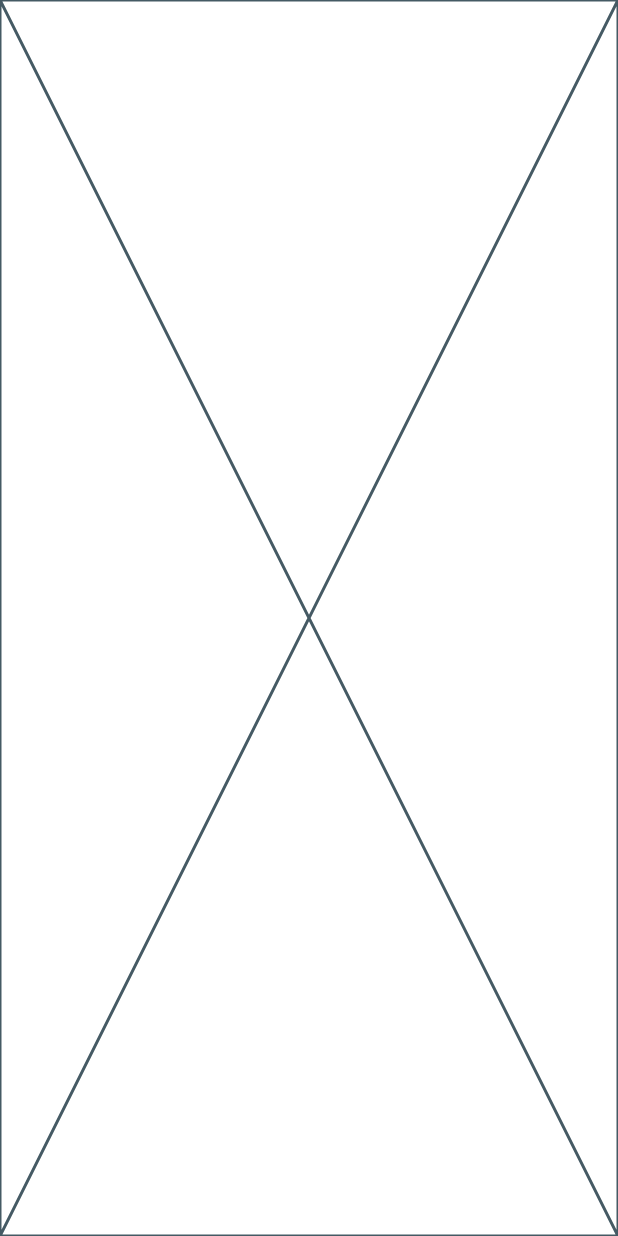
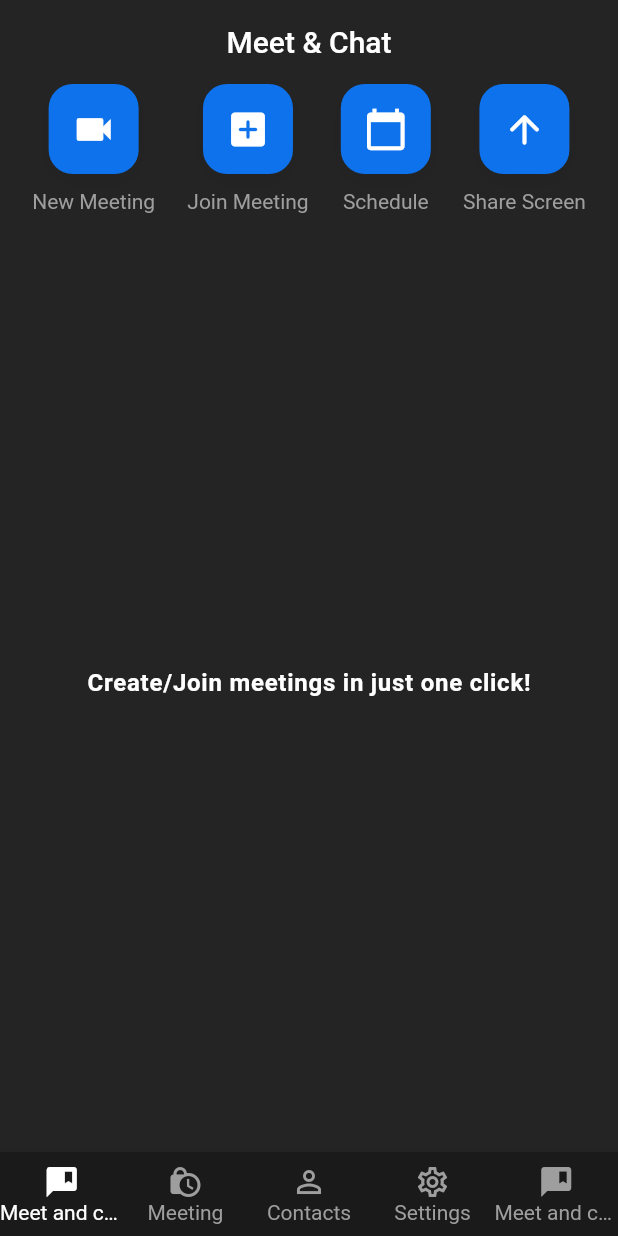
Before and after one commit to anshulkapoor08/zoom_clone, a Flutter app: the screen it shows once a user with an empty profile is signed in, on a phone screen of 412 x 824 dp. Run offline on Flutter 3.47's test engine with Material 2 defaults, Android fonts, the phone set to English and light mode, and no system bars; our stand-ins replace cloud_firestore, firebase_auth, firebase_core, google_sign_in; accounts and stored records are empty.

Commit message:
UI of home page

```diff
--- a/lib/main.dart
+++ b/lib/main.dart
@@ -42,10 +42,9 @@ class MyApp extends StatelessWidget {
             child: CircularProgressIndicator(),
           );
         }
-        if( snapshot.hasData){
-          return const HomeScreen();
-        }
-        return LoginScreen();
+        if(snapshot.hasData){
+          return const HomeScreen();}
+        return  const LoginScreen();
       },
       )
     );
--- a/lib/screens/home_screen.dart
+++ b/lib/screens/home_screen.dart
@@ -1,4 +1,7 @@
 import 'package:flutter/material.dart';
+import 'package:zoom_clone/utility/colors.dart';
+import 'package:zoom_clone/widgets/home_meet_button.dart';
+
 class HomeScreen extends StatefulWidget {
   const HomeScreen({super.key});
 
@@ -7,8 +10,74 @@ class HomeScreen extends StatefulWidget {
 }
 
 class _HomeScreenState extends State<HomeScreen> {
+  int _page = 0;
+  onPageChaged(int page) {
+    setState(() {
+      _page = page;
+    });
+  }
+
   @override
   Widget build(BuildContext context) {
-    return const Placeholder();
+    return Scaffold(
+      appBar: AppBar(
+        backgroundColor: backgroundColor,
+        title: Text('Meet & Chat'),
+        elevation: 0,
+        centerTitle: true,
+      ),
+      body: Column(
+        children: [
+          Row(mainAxisAlignment: MainAxisAlignment.spaceEvenly, children: [
+            HomeMeetButton(
+              onPressed: () {},
+              text: 'New Meeting',
+              icon: Icons.videocam,
+            ),
+            HomeMeetButton(
+                onPressed: () {},
+                icon: Icons.add_box_rounded,
+                text: 'Join Meeting'),
+            HomeMeetButton(
+                onPressed: () {}, icon: Icons.calendar_today, text: 'Schedule'),
+            HomeMeetButton(
+                onPressed: () {},
+                icon: Icons.arrow_upward_rounded,
+                text: 'Share Screen'),
+          ]),
+          Expanded(
+              child: Center(
+                  child: Text(
+            'Create/Join meetings in just one click!',
+            style: TextStyle(
+                fontWeight: FontWeight.bold,
+                fontSize: 16,
+                letterSpacing: 0.5,
+                ),
+          )))
+        ],
+      ),
+      bottomNavigationBar: BottomNavigationBar(
+        backgroundColor: footerColor,
+        selectedItemColor: Colors.white,
+        unselectedItemColor: Colors.grey,
+        onTap: onPageChaged,
+        currentIndex: _page,
+        type: BottomNavigationBarType.fixed,
+        unselectedFontSize: 14,
+        items: const [
+          BottomNavigationBarItem(
+              icon: Icon(Icons.comment_bank), label: 'Meet and chat'),
+          BottomNavigationBarItem(
+              icon: Icon(Icons.lock_clock), label: 'Meeting'),
+          BottomNavigationBarItem(
+              icon: Icon(Icons.person_outline), label: 'Contacts'),
+          BottomNavigationBarItem(
+              icon: Icon(Icons.settings_outlined), label: 'Settings'),
+          BottomNavigationBarItem(
+              icon: Icon(Icons.comment_bank), label: 'Meet and chat'),
+        ],
+      ),
+    );
   }
 }
--- a/lib/screens/login_screen.dart
+++ b/lib/screens/login_screen.dart
@@ -27,7 +27,7 @@ class _LoginScreenState extends State<LoginScreen> {
           ),
 
          Padding(
-           padding: const EdgeInsets.symmetric(vertical: 18.0),
+           padding: const EdgeInsets.symmetric(vertical: 28.0),
            child: Image.asset('assets/images/onboarding.jpg'),
          ),
           CustomButton(text: 'Google sign in', onPressed: () async{
--- /dev/null
+++ b/lib/widgets/home_meet_button.dart
@@ -0,0 +1,45 @@
+import 'package:flutter/material.dart';
+import 'package:zoom_clone/utility/colors.dart';
+
+class HomeMeetButton extends StatelessWidget {
+  final VoidCallback onPressed;
+  final IconData icon;
+  final String text;
+
+
+  const HomeMeetButton({super.key,
+    required this.onPressed,
+    required this.icon,
+    required this.text,
+
+  });
+
+  @override
+  Widget build(BuildContext context) {
+    return GestureDetector(
+      onTap: onPressed,
+      child: Column(
+        children: [
+          Container(
+            decoration: BoxDecoration(
+                color: buttonColor,
+                borderRadius: BorderRadius.circular(16),
+                boxShadow: [
+                  BoxShadow(
+                    blurRadius: 10,
+                    color: Colors.black.withOpacity(0.06),
+                    offset: const Offset(0,4),
+                  )
+                ]),
+            height: 60,
+              width: 60,
+            child: Icon(icon, color: Colors.white,size: 30,),
+          ),
+          SizedBox(
+            height: 10,),
+            Text(text, style: TextStyle(color: Colors.grey),),
+        ],
+      ),
+    );
+  }
+}
```
